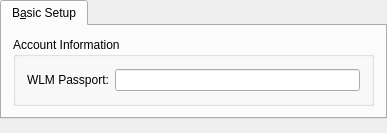
This is protocols/wlm/wlmaccountpreferences.ui in KDE/kopete as Qt 5 draws it before an edit. The edited form follows.
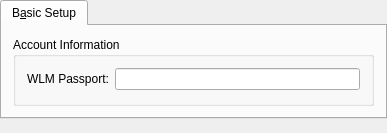
This is the edited form. Custom widgets are drawn as their Qt base class.

Diff of the .ui file:
```diff
--- a/protocols/wlm/wlmaccountpreferences.ui
+++ b/protocols/wlm/wlmaccountpreferences.ui
@@ -6,7 +6,7 @@
     <x>0</x>
     <y>0</y>
     <width>387</width>
-    <height>132</height>
+    <height>129</height>
    </rect>
   </property>
   <property name="windowTitle" >
@@ -25,16 +25,14 @@
       <attribute name="title" >
        <string>B&amp;asic Setup</string>
       </attribute>
-      <layout class="QVBoxLayout" >
+      <layout class="QVBoxLayout" name="verticalLayout" >
        <item>
-        <widget class="Q3GroupBox" name="groupBox55_2" >
+        <widget class="QGroupBox" name="groupBox" >
          <property name="title" >
           <string>Account Information</string>
          </property>
-         <layout class="QVBoxLayout" >
-          <item>
-           <layout class="QHBoxLayout" >
-            <item>
+         <layout class="QFormLayout" name="formLayout" >
+          <item row="0" column="0" >
              <widget class="QLabel" name="accountLabel" >
               <property name="toolTip" >
                <string>The account name of your account.</string>
@@ -53,7 +51,7 @@
               </property>
              </widget>
             </item>
-            <item>
+          <item row="0" column="1" >
              <widget class="QLineEdit" name="m_acctName" >
               <property name="toolTip" >
                <string>The account name of your account.</string>
@@ -64,8 +62,6 @@
              </widget>
             </item>
            </layout>
-          </item>
-         </layout>
         </widget>
        </item>
       </layout>
@@ -89,14 +85,6 @@
  </widget>
  <layoutdefault spacing="6" margin="11" />
  <pixmapfunction>qPixmapFromMimeSource</pixmapfunction>
- <customwidgets>
-  <customwidget>
-   <class>Q3GroupBox</class>
-   <extends>QGroupBox</extends>
-   <header>Qt3Support/Q3GroupBox</header>
-   <container>1</container>
-  </customwidget>
- </customwidgets>
  <resources/>
  <connections/>
 </ui>
```
Lines whose indentation alone changed are shown as unchanged.
